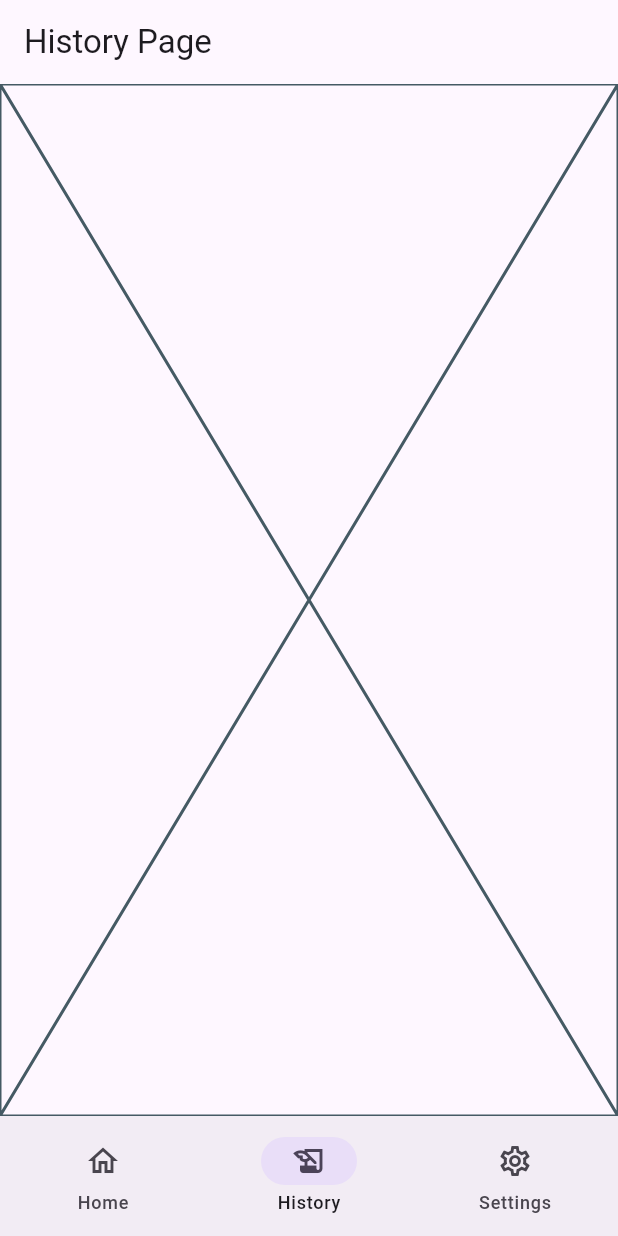
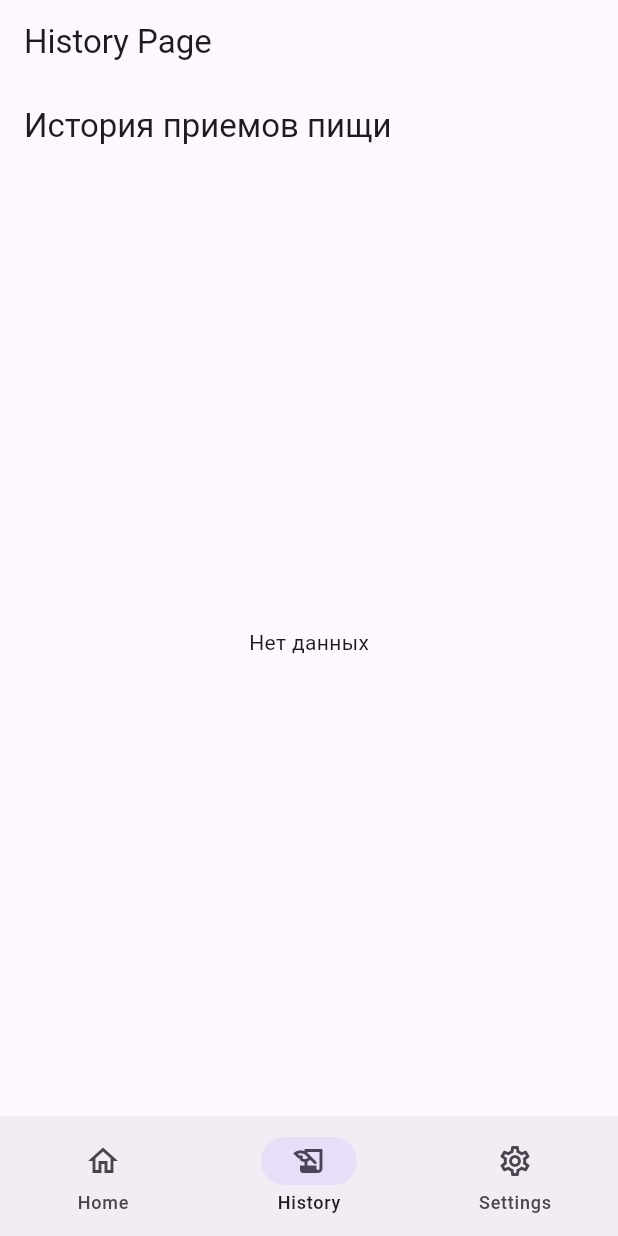
Before and after one commit to ruslanflutterdev/calorie_tracker, a Flutter app: the screen it shows after launch, item 2 of the bottom bar chosen, on a phone screen of 412 x 824 dp. Run offline on Flutter 3.47's test engine with Material 3 defaults, Android fonts, the phone set to English and light mode, and no system bars; our stand-ins replace fl_chart.

Commit message:
создал модель для экрана истории,создал хранилище, обновил history_screen

```diff
--- /dev/null
+++ b/lib/models/meal_model.dart
@@ -0,0 +1,27 @@
+class MealModel {
+  String description;
+  DateTime dateTime;
+  int calories;
+
+  MealModel({
+    required this.description,
+    required this.dateTime,
+    required this.calories,
+  });
+
+  Map<String, dynamic> toMap() {
+    return {
+      'description': description,
+      'dateTime': dateTime.toIso8601String(),
+      'calories': calories,
+    };
+  }
+
+  static MealModel fromMap(Map<String, dynamic> map) {
+    return MealModel(
+      description: map['description'],
+      dateTime: DateTime.parse(map['dateTime']),
+      calories: map['calories'],
+    );
+  }
+}
--- a/lib/screens/history_screen.dart
+++ b/lib/screens/history_screen.dart
@@ -1,15 +1,68 @@
 import 'package:flutter/material.dart';
+import 'package:intl/intl.dart';
+import '../models/meal_model.dart';
+import '../utils/calorie_tracker_storage.dart';
 
-class HistoryPage extends StatefulWidget {
-  const HistoryPage({super.key});
+class HistoryScreen extends StatefulWidget {
+  const HistoryScreen({super.key});
 
   @override
-  State<HistoryPage> createState() => _HistoryPageState();
+  State<HistoryScreen> createState() => _HistoryScreenState();
 }
 
-class _HistoryPageState extends State<HistoryPage> {
+class _HistoryScreenState extends State<HistoryScreen> {
+  List<MealModel> _meals = [];
+
+  @override
+  void initState() {
+    super.initState();
+    _loadMeals();
+  }
+
+  Future<void> _loadMeals() async {
+    final meals = await CalorieTrackerStorage.loadMeals();
+    setState(() {
+      _meals = meals;
+    });
+  }
+
+  Future<void> _deleteMeal(int index) async {
+    setState(() {
+      _meals.removeAt(index);
+    });
+    await CalorieTrackerStorage.saveMeals(_meals);
+  }
+
   @override
   Widget build(BuildContext context) {
-    return const Placeholder();
+    return Scaffold(
+      appBar: AppBar(title: const Text('История приемов пищи')),
+      body:
+          _meals.isEmpty
+              ? const Center(child: Text('Нет данных'))
+              : ListView.builder(
+                itemCount: _meals.length,
+                itemBuilder: (context, index) {
+                  final meal = _meals[index];
+                  return Dismissible(
+                    key: UniqueKey(),
+                    direction: DismissDirection.endToStart,
+                    background: Container(
+                      color: Colors.red,
+                      alignment: Alignment.centerRight,
+                      padding: const EdgeInsets.symmetric(horizontal: 20),
+                      child: const Icon(Icons.delete, color: Colors.white),
+                    ),
+                    onDismissed: (direction) => _deleteMeal(index),
+                    child: ListTile(
+                      title: Text(meal.description),
+                      subtitle: Text(
+                        '${DateFormat('dd.MM.yyyy HH:mm').format(meal.dateTime)} - ${meal.calories} ккал',
+                      ),
+                    ),
+                  );
+                },
+              ),
+    );
   }
 }
--- a/lib/screens/home_screen.dart
+++ b/lib/screens/home_screen.dart
@@ -26,7 +26,7 @@ class _HomePageState extends State<HomePage> {
     DestinationModel(
       title: 'History Page',
       action: [],
-      screen: HistoryPage(),
+      screen: HistoryScreen(),
       icon: Icons.history_edu_rounded,
       label: 'History',
       selectedIcon: Icons.history_edu,
--- /dev/null
+++ b/lib/utils/calorie_tracker_storage.dart
@@ -0,0 +1,56 @@
+import 'dart:convert';
+import 'dart:io';
+import 'package:path_provider/path_provider.dart';
+import '../models/meal_model.dart';
+
+class CalorieTrackerStorage {
+  static Future<String> _getApplicationDirectory() async {
+    final dir = await getApplicationDocumentsDirectory();
+    return dir.path;
+  }
+
+  static Future<void> saveMeals(List<MealModel> meals) async {
+    final List<Map<String, dynamic>> data =
+        meals.map((meal) {
+          return {
+            'description': meal.description,
+            'dateTime': meal.dateTime.toIso8601String(),
+            'calories': meal.calories,
+          };
+        }).toList();
+
+    final json = jsonEncode(data);
+    await _saveData('meals', json);
+  }
+
+  static Future<void> _saveData(String fileName, String data) async {
+    final dirPath = await _getApplicationDirectory();
+    final filePath = '$dirPath/$fileName.json';
+    final file = File(filePath);
+    await file.writeAsString(data);
+  }
+
+  static Future<List<MealModel>> loadMeals() async {
+    try {
+      final dirPath = await _getApplicationDirectory();
+      final filePath = '$dirPath/meals.json';
+      final file = File(filePath);
+
+      final json = await file.readAsString();
+      final List<dynamic> data = jsonDecode(json);
+
+      final loadedMeals =
+          data.map((meal) {
+            return MealModel(
+              description: meal['description'],
+              dateTime: DateTime.parse(meal['dateTime']),
+              calories: meal['calories'],
+            );
+          }).toList();
+
+      return loadedMeals;
+    } catch (err) {
+      return [];
+    }
+  }
+}
--- a/pubspec.yaml
+++ b/pubspec.yaml
@@ -35,6 +35,9 @@ dependencies:
   # Use with the CupertinoIcons class for iOS style icons.
   cupertino_icons: ^1.0.8
   fl_chart: ^0.71.0
+  convert: ^3.1.2
+  path_provider: ^2.1.5
+  intl: ^0.20.2
 
 dev_dependencies:
   flutter_test:
```
Also changed, not shown: pubspec.lock.
